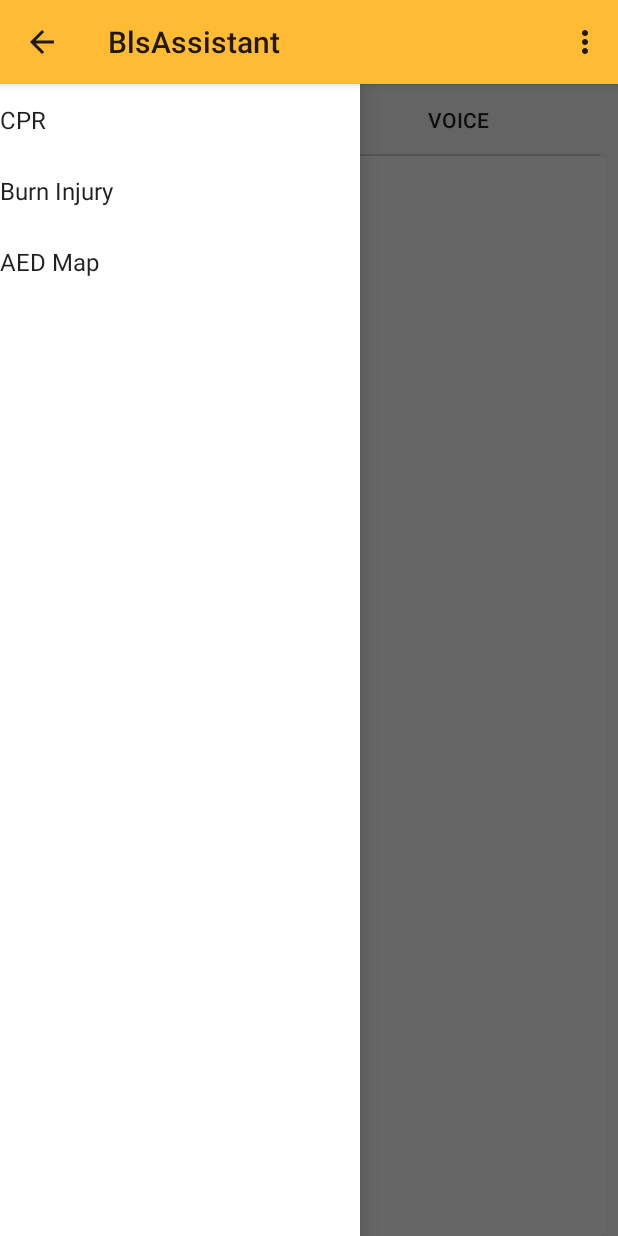
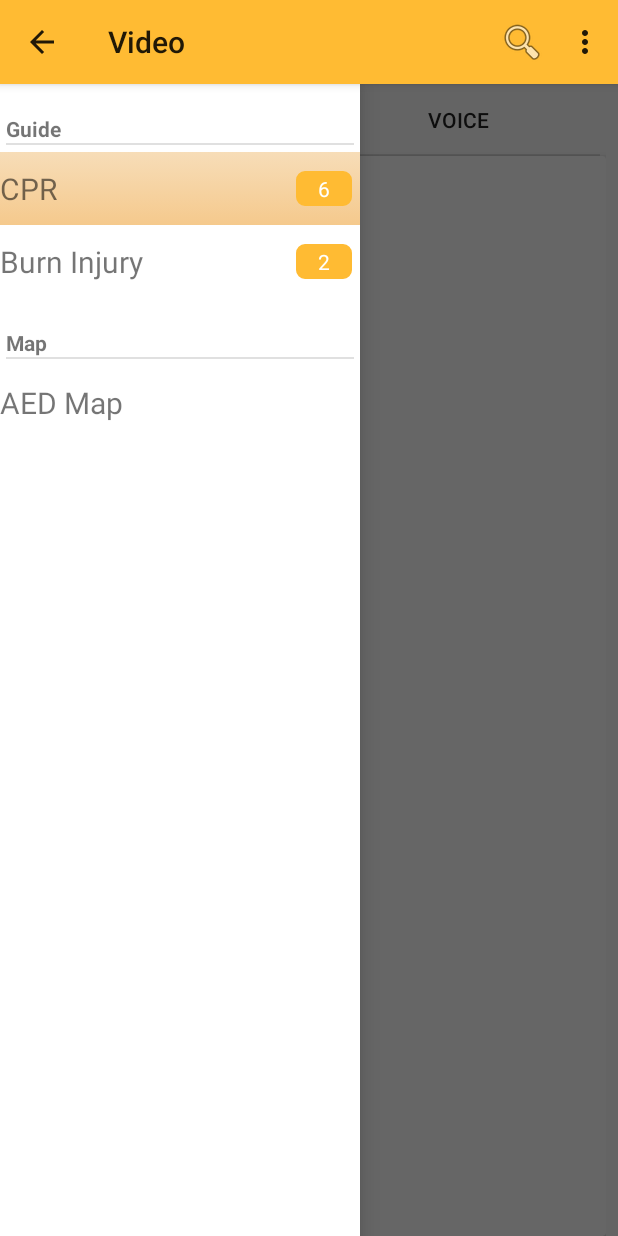
Before and after one commit to sevenlol/BlsAssistant, an Android app: the screen it shows after launch (MainActivity), with the side drawer open, on a phone screen of 412 x 824 dp. Run offline under Robolectric (Android 15) with nearby library versions, the phone set to English and light mode, and no system bars; 2 statements that could not run were skipped.

Commit message:
Drawer add section function.

```diff
--- a/app/src/main/java/stethoscope/com/blsassistant/MainActivity.java
+++ b/app/src/main/java/stethoscope/com/blsassistant/MainActivity.java
@@ -9,11 +9,9 @@ import android.support.v7.app.ActionBar;
 import android.support.v4.app.Fragment;
 import android.support.v4.app.FragmentManager;
 import android.content.Context;
-import android.os.Build;
 import android.os.Bundle;
 import android.util.Log;
 import android.view.GestureDetector;
-import android.view.Gravity;
 import android.view.LayoutInflater;
 import android.view.Menu;
 import android.view.MenuItem;
@@ -22,13 +20,8 @@ import android.view.View;
 import android.view.ViewGroup;
 import android.support.v4.widget.DrawerLayout;
 import android.view.inputmethod.InputMethodManager;
-import android.widget.ArrayAdapter;
 import android.widget.SearchView;
-import android.widget.TextView;
-import android.widget.Toast;
-
 import java.util.ArrayList;
-
 import stethoscope.com.blsassistant.blsmodel.BlsDataReader;
 import stethoscope.com.blsassistant.blsmodel.BlsGuide;
 import stethoscope.com.blsassistant.blsmodel.BlsMap;
@@ -70,7 +63,7 @@ public class MainActivity extends ActionBarActivity
     @Override
     protected void onCreate(Bundle savedInstanceState) {
         super.onCreate(savedInstanceState);
-
+        Log.d("test", "onCreate()");
         //read json files
         loadData();
 
@@ -78,6 +71,7 @@ public class MainActivity extends ActionBarActivity
         //setup nav drawer
         setUpDrawer();
         //update nav drawer titles
+
         updateDrawer();
 
 
@@ -109,9 +103,19 @@ public class MainActivity extends ActionBarActivity
 
     private void updateDrawer(){
         String[] titleList = new String[templateDataArr.length];
-        for (int i=0;i<templateDataArr.length;i++)
+        int[] indexList = new int[templateDataArr.length];
+        int[] stepCountList = new int[templateDataArr.length];
+        for (int i=0;i<templateDataArr.length;i++){
             titleList[i] = templateDataArr[i].getTitle();
-        mNavigationDrawerFragment.updateTitleList(titleList);
+            indexList[i] = i;
+            if (templateDataArr[i] instanceof BlsGuide){
+                stepCountList[i] = ((BlsGuide) templateDataArr[i]).getDataCount();
+            }
+            else{
+                stepCountList[i] = 0;
+            }
+        }
+        mNavigationDrawerFragment.updateTitleList(templateDataArr, this);
     }
 
     public void onSectionAttached(String title) {
@@ -335,8 +339,7 @@ public class MainActivity extends ActionBarActivity
             fragmentType = type;
             fragTemplate = template;
             currentIndex = 0;
-            PlaceholderFragment fragment = new PlaceholderFragment();
-            return fragment;
+            return new PlaceholderFragment();
         }
 
 
--- a/app/src/main/java/stethoscope/com/blsassistant/NavigationDrawerFragment.java
+++ b/app/src/main/java/stethoscope/com/blsassistant/NavigationDrawerFragment.java
@@ -29,6 +29,13 @@ import android.widget.AdapterView;
 import android.widget.ArrayAdapter;
 import android.widget.ListView;
 import android.widget.Toast;
+
+import java.util.ArrayList;
+
+import stethoscope.com.blsassistant.blsmodel.BlsGuide;
+import stethoscope.com.blsassistant.blsmodel.BlsMap;
+import stethoscope.com.blsassistant.blsmodel.BlsTemplate;
+import stethoscope.com.blsassistant.blsmodel.DrawerListAdapter;
 
 /**
  * Fragment used for managing interactions for and presentation of a navigation drawer.
@@ -66,12 +73,12 @@ public class NavigationDrawerFragment extends Fragment {
     private View mFragmentContainerView;
     private MenuItem mItem;
 
-    private int mCurrentSelectedPosition = 0;
+    private int mCurrentSelectedPosition = 1;
     private boolean mFromSavedInstanceState;
     private boolean mUserLearnedDrawer;
 
-    private String[] titleArr;
-    private String[] indexArr;
+    private BlsTemplate[] templateArr;
+    private int[] indexArr;
 
     public NavigationDrawerFragment() {
     }
@@ -110,6 +117,7 @@ public class NavigationDrawerFragment extends Fragment {
         mDrawerListView.setOnItemClickListener(new AdapterView.OnItemClickListener() {
             @Override
             public void onItemClick(AdapterView<?> parent, View view, int position, long id) {
+                Log.d("Drawer","onItemClick");
                 selectItem(position);
             }
         });
@@ -123,7 +131,6 @@ public class NavigationDrawerFragment extends Fragment {
                         getString(R.string.title_section3),
                 }));
         mDrawerListView.setItemChecked(mCurrentSelectedPosition, true);
-
         return mDrawerListView;
     }
 
@@ -207,25 +214,74 @@ public class NavigationDrawerFragment extends Fragment {
 
     private void selectItem(int position) {
         mCurrentSelectedPosition = position;
+        Log.d("Drawer","Click: " + position);
         if (mDrawerListView != null) {
             mDrawerListView.setItemChecked(position, true);
         }
         if (mDrawerLayout != null) {
             mDrawerLayout.closeDrawer(mFragmentContainerView);
         }
-        if (mCallbacks != null) {
-            mCallbacks.onNavigationDrawerItemSelected(position);
+        if (mCallbacks != null && indexArr != null && indexArr[position] != -1) {
+            //check the corresponding index and call onNavigationDrawerItemSelected
+            //-1 means separator
+            mCallbacks.onNavigationDrawerItemSelected(indexArr[position]);
         }
     }
 
-    public void updateTitleList(String[] titleList){
+    public void updateTitleList(BlsTemplate[] templateArr, Context ctx){
 
-        mDrawerListView.setAdapter(new ArrayAdapter<String>(
-                getActionBar().getThemedContext(),
+        this.templateArr = templateArr;
+
+        //set the object array for drawer
+        //and index array for onclick event
+        int sectionCount = DrawerListAdapter.sectionTitleArr.length;
+        ArrayList<Object> objList = new ArrayList<Object>();
+        ArrayList<Integer> indexList = new ArrayList<Integer>();
+
+
+        for (int i=0;i<sectionCount;i++){
+            objList.add( new String(DrawerListAdapter.sectionTitleArr[i]) );
+            indexList.add(-1);
+            for (int j=0;j<templateArr.length;j++){
+                if (DrawerListAdapter.sectionTypeArr[i] == DrawerListAdapter.ITEM_VIEW_TYPE_BLSGUIDE &&
+                        templateArr[j] instanceof BlsGuide){
+                    objList.add( new DrawerListAdapter.Template(
+                            templateArr[j].getTitle(),
+                            DrawerListAdapter.ITEM_VIEW_TYPE_BLSGUIDE,
+                            ((BlsGuide) templateArr[j]).getDataCount()) );
+                    indexList.add(j);
+                }
+                else if (DrawerListAdapter.sectionTypeArr[i] == DrawerListAdapter.ITEM_VIEW_TYPE_BLSMAP &&
+                        templateArr[j] instanceof BlsMap){
+                    objList.add( new DrawerListAdapter.Template(
+                            templateArr[j].getTitle(),
+                            DrawerListAdapter.ITEM_VIEW_TYPE_BLSMAP,
+                            0 ) );
+                    indexList.add(j);
+                }
+            }
+        }
+
+        Object[] objArr = new Object[objList.size()];
+        this.indexArr = new int[objList.size()];
+
+        for (int i=0;i<objList.size();i++){
+            objArr[i] = objList.get(i);
+            indexArr[i] = indexList.get(i);
+        }
+
+        mDrawerListView.setAdapter(new DrawerListAdapter(
+                objArr,
+                ctx,
                 R.layout.layout_list_item,
-                R.id.text1,
-                titleList
+                R.layout.layout_list_separator,
+                R.id.drawer_list_item_template_title,
+                R.id.drawer_list_item_template_step_number,
+                R.id.drawer_list_separator_title
         ));
+        Log.d("Drawer", "Set item: " + mCurrentSelectedPosition);
+        mDrawerListView.setItemChecked(mCurrentSelectedPosition, true);
+        selectItem(mCurrentSelectedPosition);
     }
 
     @Override
--- a/app/src/main/java/stethoscope/com/blsassistant/blsmodel/BlsGuide.java
+++ b/app/src/main/java/stethoscope/com/blsassistant/blsmodel/BlsGuide.java
@@ -110,7 +110,7 @@ public class BlsGuide implements BlsTemplate{
                     ctx.getResources().getIdentifier(fileName.substring(0,fileName.indexOf(".")),"raw",ctx.getPackageName());
             mVideo.setVideoURI(Uri.parse(path));
             mVideo.setVisibility(View.VISIBLE);
-            mVideo.start();
+            //mVideo.start();
         } catch (Exception e){
 
         }
--- /dev/null
+++ b/app/src/main/java/stethoscope/com/blsassistant/blsmodel/DrawerListAdapter.java
@@ -0,0 +1,125 @@
+package stethoscope.com.blsassistant.blsmodel;
+
+import android.content.Context;
+import android.util.Log;
+import android.view.LayoutInflater;
+import android.view.View;
+import android.view.ViewGroup;
+import android.widget.BaseAdapter;
+import android.widget.RelativeLayout;
+import android.widget.TextView;
+
+/**
+ * Created by stephen on 2015/1/1.
+ */
+public class DrawerListAdapter extends BaseAdapter {
+    public static final int ITEM_VIEW_TYPE_SEPARATOR = 0;
+    public static final int ITEM_VIEW_TYPE_BLSGUIDE = 1;
+    public static final int ITEM_VIEW_TYPE_BLSMAP = 2;
+
+    public static final int[] sectionTypeArr = {ITEM_VIEW_TYPE_BLSGUIDE, ITEM_VIEW_TYPE_BLSMAP};
+    public static final String[] sectionTitleArr = {"Guide", "Map"};
+
+    public static final int ITEM_VIEW_TYPE_COUNT = 3;
+
+    private Object[] itemList;
+    private int templateLayoutID;
+    private int separatorLayoutID;
+    private int titleTextViewID;
+    private int stepCountTextViewID;
+    private int separatorTextViewID;
+    private Context ctx;
+
+    public static class Template{
+        private String title;
+        private int type;
+        private int stepCount;
+        public Template(String title, int type, int stepCount){
+            this.title = title;
+            this.type = type;
+            this.stepCount = stepCount;
+        }
+
+        public String getTitle(){return title;}
+
+        public int getType(){return type;}
+
+        public int getStepCount(){return stepCount;}
+
+
+    }
+
+    public DrawerListAdapter(Object[] itemList, Context ctx, int templateLayoutID, int separatorLayoutID,
+                             int titleTextViewID, int stepCountTextViewID, int separatorTextViewID){
+        this.itemList = itemList;
+        this.ctx = ctx;
+        this.templateLayoutID = templateLayoutID;
+        this.separatorLayoutID = separatorLayoutID;
+        this.titleTextViewID = titleTextViewID;
+        this.stepCountTextViewID = stepCountTextViewID;
+        this.separatorTextViewID = separatorTextViewID;
+    }
+
+    @Override
+    public int getCount() {
+        return itemList.length;
+    }
+
+    @Override
+    public Object getItem(int position) {
+        return itemList[position];
+    }
+
+    @Override
+    public long getItemId(int position) {
+        return position;
+    }
+
+    @Override
+    public int getViewTypeCount(){
+        return ITEM_VIEW_TYPE_COUNT;
+    }
+
+    @Override
+    public int getItemViewType(int position) {
+        return (itemList[position] instanceof String) ? ITEM_VIEW_TYPE_SEPARATOR : ((Template)itemList[position]).getType();
+    }
+
+    @Override
+    public boolean isEnabled(int position) {
+        // A separator cannot be clicked !
+        return getItemViewType(position) != ITEM_VIEW_TYPE_SEPARATOR;
+    }
+
+    @Override
+    public View getView(int position, View convertView, ViewGroup parent) {
+        final int type = getItemViewType(position);
+        Log.d("DrawerAdapter", "getView()");
+
+        if (convertView == null){
+
+            convertView = LayoutInflater.from(ctx).inflate(
+                    type == ITEM_VIEW_TYPE_SEPARATOR ? separatorLayoutID : templateLayoutID, parent, false);
+            Log.d("DrawerAdapter", "Inflater: " + (convertView instanceof RelativeLayout));
+            Log.d("DrawerAdapter", "ID: " + (convertView.getId() == templateLayoutID));
+        }
+
+        if (type == ITEM_VIEW_TYPE_SEPARATOR) {
+            ((TextView) convertView.findViewById(separatorTextViewID)).setText((String) getItem(position));
+        }
+        else{
+            final Template mTemplate = (Template) getItem(position);
+            ((TextView) convertView.findViewById(titleTextViewID)).setText(mTemplate.getTitle());
+
+
+            if (mTemplate.getType() == ITEM_VIEW_TYPE_BLSGUIDE)
+                ((TextView) convertView.findViewById(stepCountTextViewID)).setText(String.valueOf(mTemplate.getStepCount()));
+            else
+                convertView.findViewById(stepCountTextViewID).setVisibility(View.GONE);
+
+
+        }
+
+        return convertView;
+    }
+}
--- a/app/src/main/res/layout/layout_list_item.xml
+++ b/app/src/main/res/layout/layout_list_item.xml
@@ -1,10 +1,32 @@
 <?xml version="1.0" encoding="utf-8"?>
-<TextView xmlns:android="http://schemas.android.com/apk/res/android"
-    android:id="@+id/text1"
+<RelativeLayout
+    xmlns:android="http://schemas.android.com/apk/res/android"
+    android:id="@+id/drawer_list_item_template_layout"
     android:layout_width="match_parent"
-    android:layout_height="wrap_content"
-    android:textAppearance="?android:attr/textAppearanceListItemSmall"
-    android:gravity="center_vertical"
+    android:layout_height="49dp"
     android:background="@drawable/drawer_list"
-    android:fontFamily="sans-serif"
-    android:minHeight="?android:attr/listPreferredItemHeightSmall" />
+    android:focusable="false"
+    android:focusableInTouchMode="false"
+    >
+    <TextView xmlns:android="http://schemas.android.com/apk/res/android"
+        android:id="@+id/drawer_list_item_template_title"
+        android:layout_width="wrap_content"
+        android:layout_height="wrap_content"
+        android:layout_centerVertical="true"
+        android:fontFamily="sans-serif"
+        android:textSize="20dp"
+        android:focusable="false"
+        android:focusableInTouchMode="false"/>
+
+    <TextView
+        android:id="@+id/drawer_list_item_template_step_number"
+        android:layout_width="wrap_content"
+        android:layout_height="wrap_content"
+        android:focusable="false"
+        android:focusableInTouchMode="false"
+        android:layout_centerVertical="true"
+        android:layout_alignParentRight="true"
+        android:layout_marginRight="5dp"
+        android:background="@drawable/rounded_corner"
+        android:textColor="#ffff"/>
+</RelativeLayout>
--- /dev/null
+++ b/app/src/main/res/layout/layout_list_separator.xml
@@ -0,0 +1,29 @@
+<?xml version="1.0" encoding="utf-8"?>
+<LinearLayout
+    xmlns:android="http://schemas.android.com/apk/res/android"
+    android:id="@+id/drawer_list_separator_layout"
+    android:layout_width="match_parent"
+    android:layout_height="wrap_content"
+    android:orientation="vertical"
+    android:focusable="false"
+    android:focusableInTouchMode="false"
+    >
+    <TextView xmlns:android="http://schemas.android.com/apk/res/android"
+        android:id="@+id/drawer_list_separator_title"
+        android:layout_width="match_parent"
+        android:layout_height="wrap_content"
+        android:layout_marginTop="20dp"
+        android:layout_marginLeft="4dip"
+        android:textStyle="bold"
+        android:focusable="false"
+        android:focusableInTouchMode="false"
+        />
+
+    <View
+        android:layout_width="match_parent"
+        android:layout_marginBottom="5dp"
+        android:layout_height="1dip"
+        android:layout_marginLeft="4dip"
+        android:layout_marginRight="4dip"
+        android:background="?android:attr/dividerHorizontal"/>
+</LinearLayout>
```
